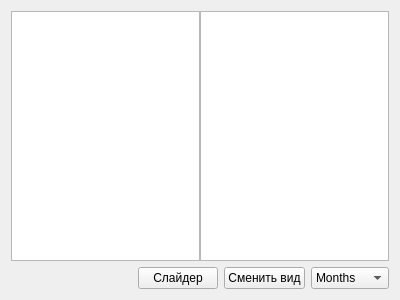
AstyCo/mypro3, file mygantt/ganttwidget.ui: the form before one commit.
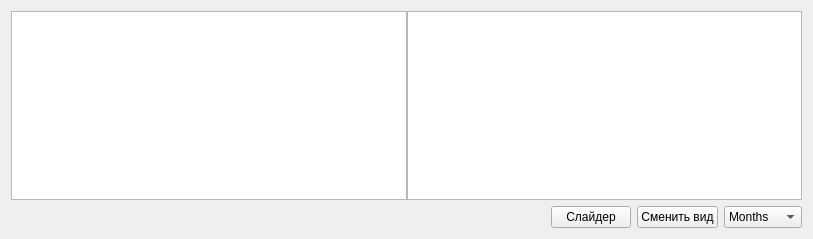
The form after the commit. Custom widgets are drawn as their Qt base class.

The edit to the form file:
```diff
--- a/mygantt/ganttwidget.ui
+++ b/mygantt/ganttwidget.ui
@@ -6,61 +6,62 @@
    <rect>
     <x>0</x>
     <y>0</y>
-    <width>400</width>
-    <height>300</height>
+    <width>813</width>
+    <height>239</height>
    </rect>
   </property>
   <property name="windowTitle">
    <string>GanttWidget</string>
   </property>
   <layout class="QGridLayout" name="gridLayout">
-   <item row="0" column="0" colspan="4">
-    <widget class="QSplitter" name="splitter">
+   <item row="1" column="0">
+    <spacer name="horizontalSpacer">
      <property name="orientation">
       <enum>Qt::Horizontal</enum>
      </property>
      <property name="opaqueResize">
       <bool>true</bool>
      </property>
-     <property name="handleWidth">
-      <number>0</number>
-     </property>
-     <property name="childrenCollapsible">
-      <bool>false</bool>
-     </property>
-     <widget class="GanttTreeView" name="treeView">
-      <property name="sizePolicy">
-       <sizepolicy hsizetype="Expanding" vsizetype="Expanding">
-        <horstretch>0</horstretch>
-        <verstretch>0</verstretch>
-       </sizepolicy>
-      </property>
-     </widget>
-     <widget class="GanttGraphicsView" name="ganttView">
-      <property name="sizePolicy">
-       <sizepolicy hsizetype="Expanding" vsizetype="Expanding">
-        <horstretch>0</horstretch>
-        <verstretch>0</verstretch>
-       </sizepolicy>
-      </property>
-     </widget>
-    </widget>
+    </spacer>
    </item>
    <item row="1" column="1">
+    <widget class="IntervalSlider" name="intervalSlider" native="true">
+     <property name="minimumSize">
+      <size>
+       <width>400</width>
+       <height>0</height>
+      </size>
+     </property>
+    </widget>
+   </item>
+   <item row="1" column="2">
+    <spacer name="horizontalSpacer_2">
+     <property name="orientation">
+      <enum>Qt::Horizontal</enum>
+     </property>
+     <property name="sizeHint" stdset="0">
+      <size>
+       <width>71</width>
+       <height>20</height>
+      </size>
+     </property>
+    </spacer>
+   </item>
+   <item row="1" column="3">
     <widget class="QPushButton" name="pushButton_slider">
      <property name="text">
       <string>Слайдер</string>
      </property>
     </widget>
    </item>
-   <item row="1" column="2">
+   <item row="1" column="4">
     <widget class="QPushButton" name="pushButton_header">
      <property name="text">
       <string>Сменить вид</string>
      </property>
     </widget>
    </item>
-   <item row="1" column="3">
+   <item row="1" column="5">
     <widget class="QComboBox" name="comboBox_mode">
      <item>
       <property name="text">
@@ -89,8 +90,8 @@
      </item>
     </widget>
    </item>
-   <item row="1" column="0">
-    <spacer name="horizontalSpacer">
+   <item row="0" column="0" colspan="6">
+    <widget class="QSplitter" name="splitter">
      <property name="orientation">
       <enum>Qt::Horizontal</enum>
      </property>
@@ -100,7 +101,29 @@
        <height>20</height>
       </size>
      </property>
-    </spacer>
+     <property name="handleWidth">
+      <number>0</number>
+     </property>
+     <property name="childrenCollapsible">
+      <bool>false</bool>
+     </property>
+     <widget class="GanttTreeView" name="treeView">
+      <property name="sizePolicy">
+       <sizepolicy hsizetype="Expanding" vsizetype="Expanding">
+        <horstretch>0</horstretch>
+        <verstretch>0</verstretch>
+       </sizepolicy>
+      </property>
+     </widget>
+     <widget class="GanttGraphicsView" name="ganttView">
+      <property name="sizePolicy">
+       <sizepolicy hsizetype="Expanding" vsizetype="Expanding">
+        <horstretch>0</horstretch>
+        <verstretch>0</verstretch>
+       </sizepolicy>
+      </property>
+     </widget>
+    </widget>
    </item>
   </layout>
  </widget>
@@ -116,6 +139,12 @@
    <extends>QTreeView</extends>
    <header>mygantt_treeview.h</header>
   </customwidget>
+  <customwidget>
+   <class>IntervalSlider</class>
+   <extends>QWidget</extends>
+   <header>intervalslider.h</header>
+   <container>1</container>
+  </customwidget>
  </customwidgets>
  <resources/>
  <connections/>
```
Left out of the diff: 14 changed lines with no effect on the pictures.
